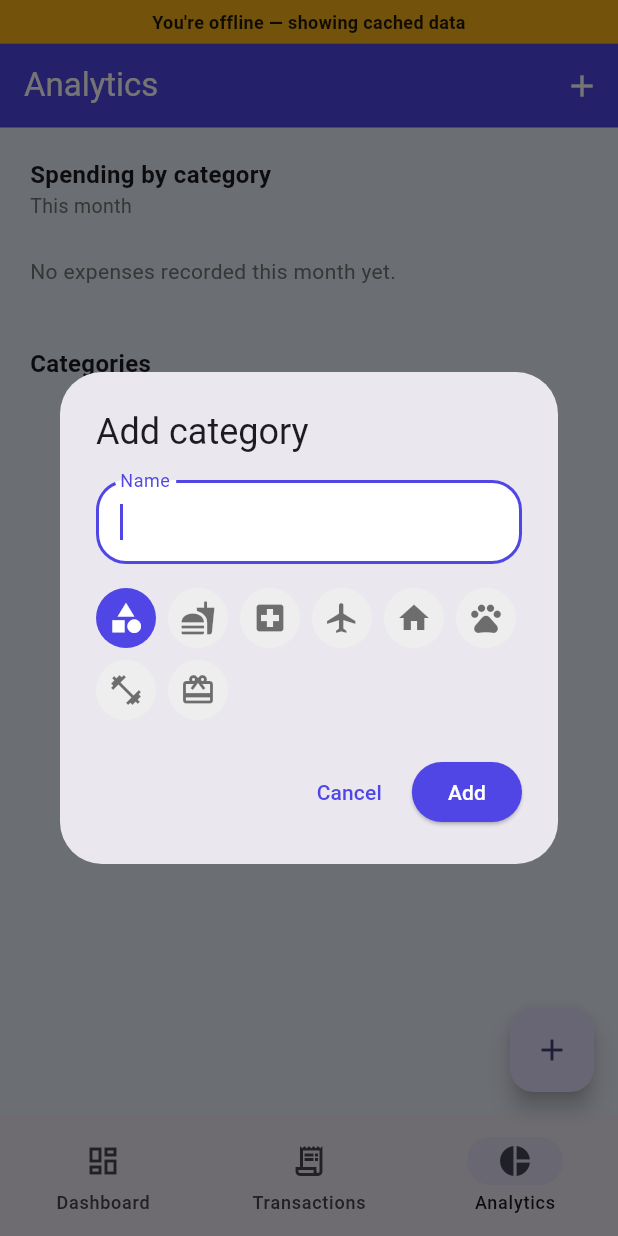
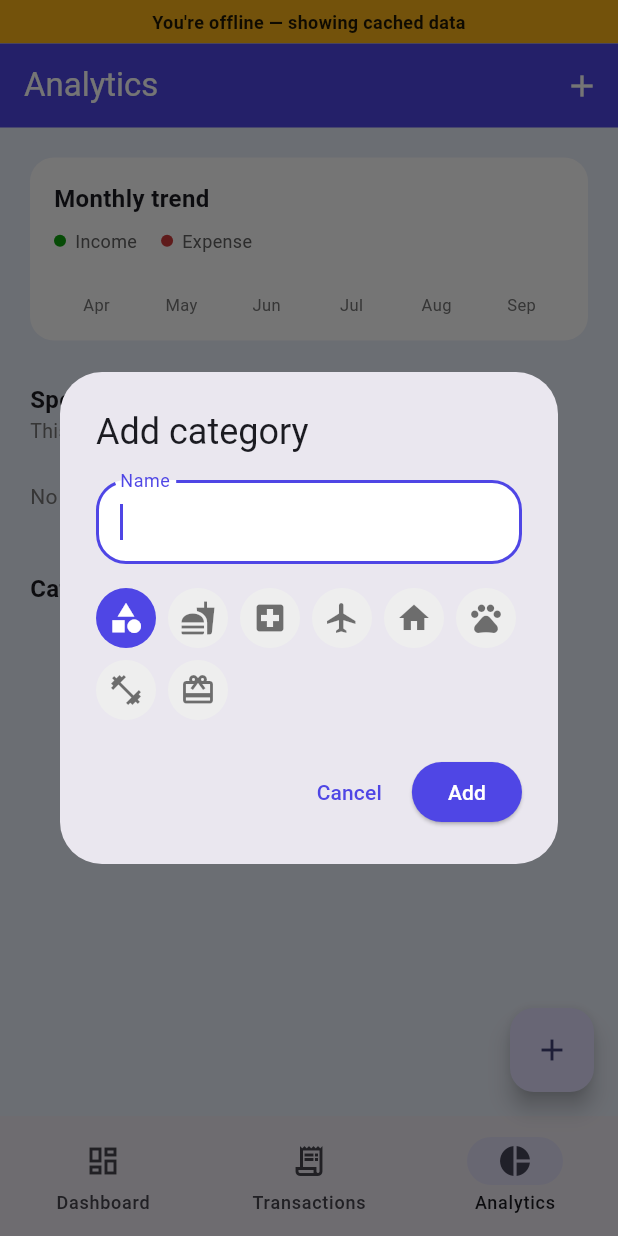
Before and after one commit to bangash40/monthly_traq, a Flutter app: the screen it shows once a user with an empty profile is signed in, item 3 of the bottom bar chosen, after a tap on the "add" icon, on a phone screen of 412 x 824 dp. Run offline on Flutter 3.47's test engine with Material 3 defaults, Android fonts, the phone set to English and light mode, and no system bars; our stand-ins replace cloud_firestore, firebase_auth, firebase_core; accounts and stored records are empty.

Commit message:
Add monthly income/expense trend chart and fix category breakdown always showing empty

```diff
--- a/lib/features/analytics/analytics_screen.dart
+++ b/lib/features/analytics/analytics_screen.dart
@@ -3,6 +3,7 @@ import 'package:provider/provider.dart';
 import 'package:monthly_traq/services/transactions_repository.dart';
 import 'package:monthly_traq/widgets/add_category_dialog.dart';
 import 'package:monthly_traq/widgets/category_bar_row.dart';
+import 'package:monthly_traq/widgets/monthly_trend_chart.dart';
 
 class AnalyticsScreen extends StatelessWidget {
   const AnalyticsScreen({super.key});
@@ -28,6 +29,9 @@ class AnalyticsScreen extends StatelessWidget {
       body: ListView(
         padding: const EdgeInsets.fromLTRB(20, 20, 20, 100),
         children: [
+          MonthlyTrendChart(months: repo.lastSixMonths),
+          const SizedBox(height: 28),
+
           const Text(
             'Spending by category',
             style: TextStyle(fontSize: 16, fontWeight: FontWeight.w700),
--- /dev/null
+++ b/lib/models/monthly_total.dart
@@ -0,0 +1,11 @@
+class MonthlyTotal {
+  final DateTime month;
+  final double income;
+  final double expense;
+
+  const MonthlyTotal({
+    required this.month,
+    required this.income,
+    required this.expense,
+  });
+}
--- a/lib/services/transactions_repository.dart
+++ b/lib/services/transactions_repository.dart
@@ -5,6 +5,7 @@ import 'package:firebase_auth/firebase_auth.dart';
 import 'package:flutter/material.dart';
 import 'package:monthly_traq/app/palette.dart';
 import 'package:monthly_traq/models/category_model.dart';
+import 'package:monthly_traq/models/monthly_total.dart';
 import 'package:monthly_traq/models/transaction_model.dart';
 
 /// Thrown when a Firestore write doesn't get an ack within [_writeTimeout] —
@@ -171,6 +172,32 @@ class TransactionsRepository extends ChangeNotifier {
   double get budgetUsedRatio =>
       monthlyBudget <= 0 ? 0 : (monthlyExpense / monthlyBudget).clamp(0, 2);
 
+  /// Income and expense totals for each of the last 6 calendar months
+  /// (oldest first, current month last) — the data behind the trend chart.
+  List<MonthlyTotal> get lastSixMonths {
+    final now = DateTime.now();
+    return List.generate(6, (i) {
+      final month = DateTime(now.year, now.month - (5 - i), 1);
+      final income = _transactions
+          .where(
+            (t) =>
+                t.type == TransactionType.income &&
+                t.date.year == month.year &&
+                t.date.month == month.month,
+          )
+          .fold(0.0, (total, t) => total + t.amount);
+      final expense = _transactions
+          .where(
+            (t) =>
+                t.type == TransactionType.expense &&
+                t.date.year == month.year &&
+                t.date.month == month.month,
+          )
+          .fold(0.0, (total, t) => total + t.amount);
+      return MonthlyTotal(month: month, income: income, expense: expense);
+    });
+  }
+
   /// This month's expense totals per category, highest first. Categories
   /// with no expenses yet this month are omitted.
   List<MapEntry<CategoryModel, double>> get expenseByCategory {
@@ -182,11 +209,13 @@ class TransactionsRepository extends ChangeNotifier {
       totals[t.categoryId!] = (totals[t.categoryId!] ?? 0) + t.amount;
     }
 
-    final entries = totals.entries
-        .map((e) => MapEntry(categoryById(e.key), e.value))
-        .whereType<MapEntry<CategoryModel, double>>()
-        .toList()
-      ..sort((a, b) => b.value.compareTo(a.value));
+    final entries = <MapEntry<CategoryModel, double>>[];
+    for (final e in totals.entries) {
+      final category = categoryById(e.key);
+      if (category == null) continue;
+      entries.add(MapEntry(category, e.value));
+    }
+    entries.sort((a, b) => b.value.compareTo(a.value));
 
     return entries;
   }
--- /dev/null
+++ b/lib/widgets/monthly_trend_chart.dart
@@ -0,0 +1,165 @@
+import 'package:flutter/material.dart';
+import 'package:intl/intl.dart';
+import 'package:monthly_traq/app/palette.dart';
+import 'package:monthly_traq/models/monthly_total.dart';
+
+/// Income vs expense, grouped by month — a compact bar-pair chart with no
+/// external chart package. Both series share one scale (the max value
+/// across all months shown) so bar heights are directly comparable.
+class MonthlyTrendChart extends StatelessWidget {
+  final List<MonthlyTotal> months;
+
+  const MonthlyTrendChart({super.key, required this.months});
+
+  static const _maxBarHeight = 100.0;
+  static const _barWidth = 12.0;
+
+  @override
+  Widget build(BuildContext context) {
+    final maxValue = months
+        .expand((m) => [m.income, m.expense])
+        .fold(0.0, (max, v) => v > max ? v : max);
+
+    return Container(
+      padding: const EdgeInsets.all(16),
+      decoration: BoxDecoration(
+        color: Colors.white,
+        borderRadius: BorderRadius.circular(16),
+      ),
+      child: Column(
+        crossAxisAlignment: CrossAxisAlignment.start,
+        children: [
+          const Text(
+            'Monthly trend',
+            style: TextStyle(fontSize: 16, fontWeight: FontWeight.w700),
+          ),
+          const SizedBox(height: 8),
+          const _Legend(),
+          const SizedBox(height: 20),
+          Row(
+            mainAxisAlignment: MainAxisAlignment.spaceAround,
+            crossAxisAlignment: CrossAxisAlignment.end,
+            children: months.map((m) {
+              return _MonthColumn(
+                total: m,
+                maxValue: maxValue,
+                maxBarHeight: _maxBarHeight,
+                barWidth: _barWidth,
+              );
+            }).toList(),
+          ),
+        ],
+      ),
+    );
+  }
+}
+
+class _Legend extends StatelessWidget {
+  const _Legend();
+
+  @override
+  Widget build(BuildContext context) {
+    return Row(
+      children: const [
+        _LegendDot(color: AppPalette.good, label: 'Income'),
+        SizedBox(width: 16),
+        _LegendDot(color: AppPalette.critical, label: 'Expense'),
+      ],
+    );
+  }
+}
+
+class _LegendDot extends StatelessWidget {
+  final Color color;
+  final String label;
+
+  const _LegendDot({required this.color, required this.label});
+
+  @override
+  Widget build(BuildContext context) {
+    return Row(
+      mainAxisSize: MainAxisSize.min,
+      children: [
+        Container(
+          width: 8,
+          height: 8,
+          decoration: BoxDecoration(color: color, shape: BoxShape.circle),
+        ),
+        const SizedBox(width: 6),
+        Text(label, style: TextStyle(fontSize: 12, color: Colors.grey.shade700)),
+      ],
+    );
+  }
+}
+
+class _MonthColumn extends StatelessWidget {
+  final MonthlyTotal total;
+  final double maxValue;
+  final double maxBarHeight;
+  final double barWidth;
+
+  const _MonthColumn({
+    required this.total,
+    required this.maxValue,
+    required this.maxBarHeight,
+    required this.barWidth,
+  });
+
+  double _heightFor(double value) {
+    if (maxValue <= 0) return 0;
+    return (value / maxValue) * maxBarHeight;
+  }
+
+  @override
+  Widget build(BuildContext context) {
+    return Column(
+      mainAxisSize: MainAxisSize.min,
+      children: [
+        Row(
+          mainAxisSize: MainAxisSize.min,
+          crossAxisAlignment: CrossAxisAlignment.end,
+          children: [
+            _Bar(
+              height: _heightFor(total.income),
+              width: barWidth,
+              color: AppPalette.good,
+            ),
+            const SizedBox(width: 3),
+            _Bar(
+              height: _heightFor(total.expense),
+              width: barWidth,
+              color: AppPalette.critical,
+            ),
+          ],
+        ),
+        const SizedBox(height: 6),
+        Text(
+          DateFormat('MMM').format(total.month),
+          style: TextStyle(fontSize: 11, color: Colors.grey.shade600),
+        ),
+      ],
+    );
+  }
+}
+
+class _Bar extends StatelessWidget {
+  final double height;
+  final double width;
+  final Color color;
+
+  const _Bar({required this.height, required this.width, required this.color});
+
+  @override
+  Widget build(BuildContext context) {
+    return AnimatedContainer(
+      duration: const Duration(milliseconds: 400),
+      curve: Curves.easeOut,
+      width: width,
+      height: height,
+      decoration: BoxDecoration(
+        color: color,
+        borderRadius: const BorderRadius.vertical(top: Radius.circular(4)),
+      ),
+    );
+  }
+}
```
